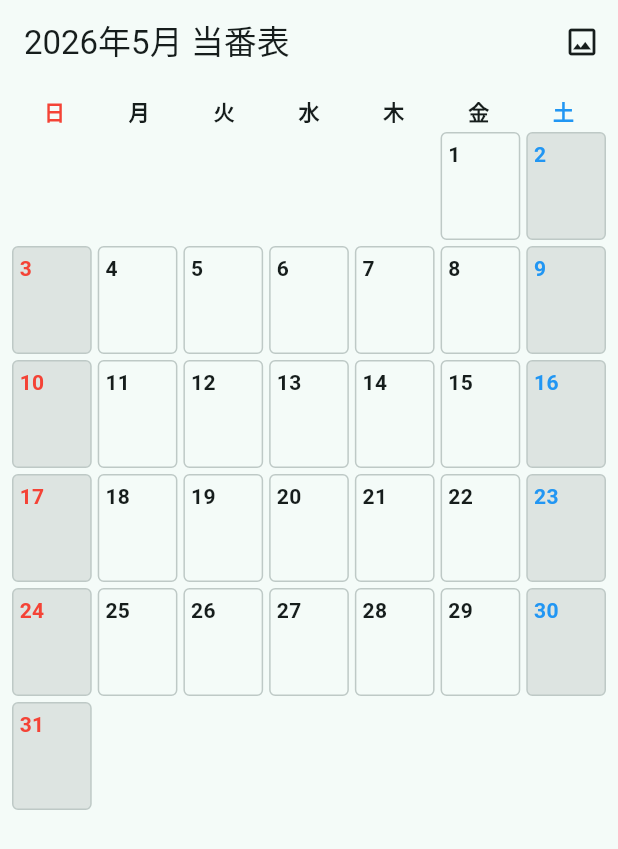
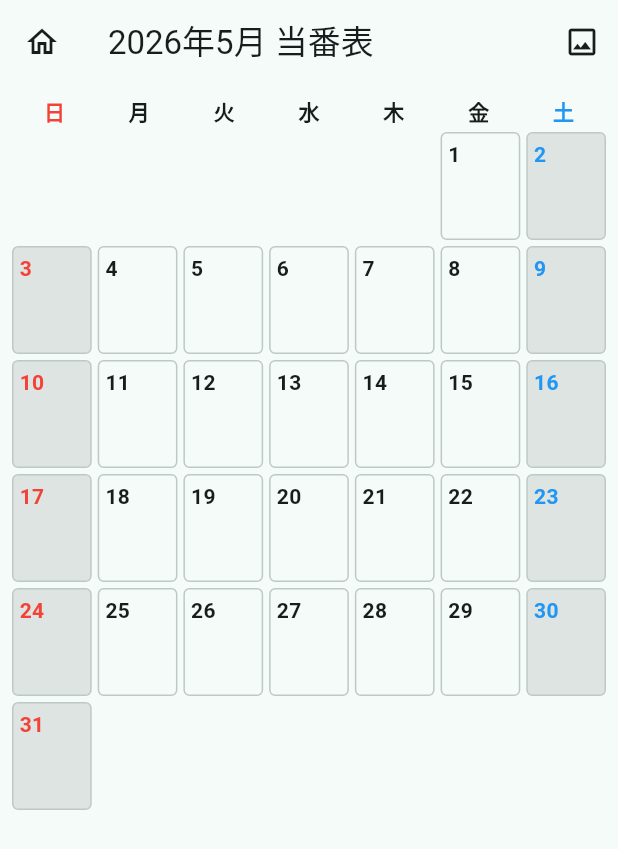
Before and after one commit to yuka-nomu/touban_app, a Flutter app: the CalendarScreen screen opened by its route, on a phone screen of 412 x 824 dp. Shown: the top 849 px of the screen. Run offline on Flutter 3.47's test engine with Material 3 defaults, Android fonts, the phone set to English and light mode, and no system bars; our stand-ins replace flutter_riverpod, go_router, hive, hive_flutter, screenshot; accounts and stored records are empty.

Commit message:
画像出力調整

```diff
--- a/lib/screens/calendar_screen.dart
+++ b/lib/screens/calendar_screen.dart
@@ -1,5 +1,6 @@
 import 'package:flutter/material.dart';
 import 'package:flutter_riverpod/flutter_riverpod.dart';
+import 'package:go_router/go_router.dart';
 
 import '../models/calendar_day.dart';
 import '../models/member.dart';
@@ -28,6 +29,7 @@ class _CalendarScreenState extends ConsumerState<CalendarScreen> {
 
   @override
   Widget build(BuildContext context) {
+    final String title = _calendarTitle(widget.month);
     final ScheduleMonth scheduleMonth = ScheduleMonth.fromDate(widget.month);
     final AsyncValue<MonthSchedule?> schedule = ref.watch(
       scheduleProvider(scheduleMonth),
@@ -42,7 +44,12 @@ class _CalendarScreenState extends ConsumerState<CalendarScreen> {
 
     return Scaffold(
       appBar: AppBar(
-        title: Text('${widget.month.year}年${widget.month.month}月 当番表'),
+        title: Text(title),
+        leading: IconButton(
+          tooltip: 'ホーム',
+          icon: const Icon(Icons.home_outlined),
+          onPressed: () => context.go('/'),
+        ),
         actions: <Widget>[
           IconButton(
             tooltip: '画像出力',
@@ -54,7 +61,12 @@ class _CalendarScreenState extends ConsumerState<CalendarScreen> {
                 : const Icon(Icons.image_outlined),
             onPressed: schedule.isLoading || _isExporting
                 ? null
-                : () => _exportCalendar(widget.month, days, memberNamesById),
+                : () => _exportCalendar(
+                    title,
+                    widget.month,
+                    days,
+                    memberNamesById,
+                  ),
           ),
         ],
       ),
@@ -80,6 +92,10 @@ class _CalendarScreenState extends ConsumerState<CalendarScreen> {
     );
   }
 
+  String _calendarTitle(DateTime month) {
+    return '${month.year}年${month.month}月 当番表';
+  }
+
   Future<void> _showEditSheet(BuildContext context, CalendarDay day) {
     return showModalBottomSheet<void>(
       context: context,
@@ -92,6 +108,7 @@ class _CalendarScreenState extends ConsumerState<CalendarScreen> {
   }
 
   Future<void> _exportCalendar(
+    String title,
     DateTime month,
     List<CalendarDay> days,
     Map<String, String> memberNamesById,
@@ -103,6 +120,7 @@ class _CalendarScreenState extends ConsumerState<CalendarScreen> {
     try {
       final String filePath = await const ImageExportService().exportCalendar(
         month: month,
+        title: title,
         days: days,
         memberNamesById: memberNamesById,
         theme: Theme.of(context),
```
Also changed, not shown: lib/services/image_export_service.dart (+29 -5 lines).
